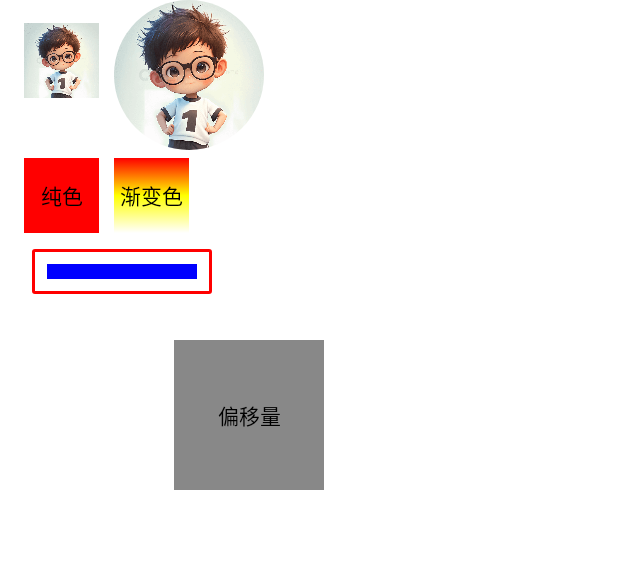
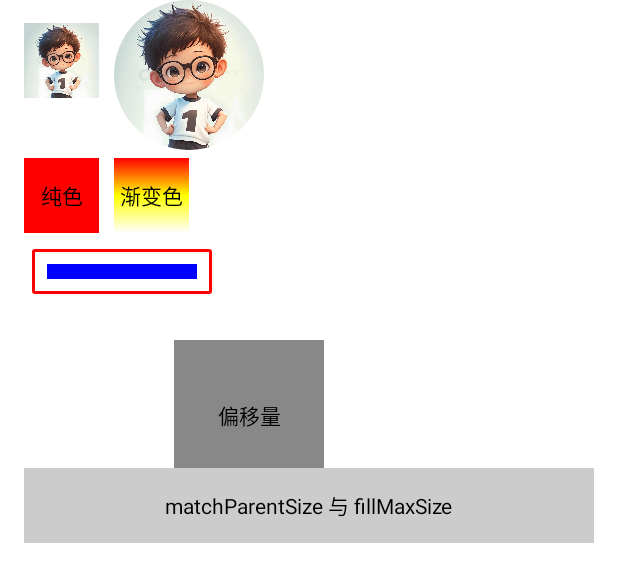
Before and after one commit to gengwenwu/AndroidComposeDemo, an Android app built with Jetpack Compose: the @Preview function ViewPreview, on a phone screen of 412 x 824 dp. Shown: the top 582 px of the screen. Run offline under Robolectric (Android 15) with nearby library versions, the phone set to English and light mode, and no system bars.

Commit message:
fillMaxSize 与 matchParentSize 案例补充

```diff
--- a/app/src/main/java/org/logan/compose/demo/ui/book/c2/C2_1_BasicUIFragment.kt
+++ b/app/src/main/java/org/logan/compose/demo/ui/book/c2/C2_1_BasicUIFragment.kt
@@ -65,6 +65,9 @@ fun FragmentDemoView(modifier: Modifier = Modifier) {
 
         ModifierOffsetDemo()
         Spacer(Modifier.height(5.dp))
+
+        ModifierMatchParentDemo()
+        Spacer(Modifier.height(5.dp))
     }
 }
 
@@ -73,9 +76,7 @@ fun ModifierSizeDemo(modifier: Modifier = Modifier) {
     Row {
         Image(
             // 指定图片资源
-            painterResource(id = R.drawable.ic_boy),
-            contentDescription = null,
-            modifier = Modifier
+            painterResource(id = R.drawable.ic_boy), contentDescription = null, modifier = Modifier
                 // 设置高度为80dp，宽度为50dp
                 .height(80.dp)
                 .width(50.dp)
@@ -84,9 +85,7 @@ fun ModifierSizeDemo(modifier: Modifier = Modifier) {
         Spacer(Modifier.width(10.dp))
 
         Image(
-            painterResource(id = R.drawable.ic_boy),
-            contentDescription = null,
-            modifier = Modifier
+            painterResource(id = R.drawable.ic_boy), contentDescription = null, modifier = Modifier
                 // width、height 同时设置为100dp
                 .size(100.dp)
                 .clip(CircleShape)
@@ -228,6 +227,28 @@ fun showKotlinScope() {
 
 // </editor-fold>
 
+@Composable
+fun ModifierMatchParentDemo() {
+    Box(
+        Modifier
+            .fillMaxWidth()
+            .height(50.dp)
+            // 因为子布局的填满，所以父布局的黄色背景，并没有显示
+            .background(Color.Yellow)
+    ) {
+        Box(
+            Modifier
+                // 设置当前组件与父组件尺寸相同
+                .matchParentSize()
+                // 设置当前组件与父组件尺寸所允许的最大尺寸
+                //.fillMaxSize()
+                .background(Color.LightGray)
+        ) {
+            Text("matchParentSize 与 fillMaxSize", Modifier.align(Alignment.Center))
+        }
+    }
+}
+
 @Preview(showBackground = true)
 @Composable
 fun ViewPreview() {
```
